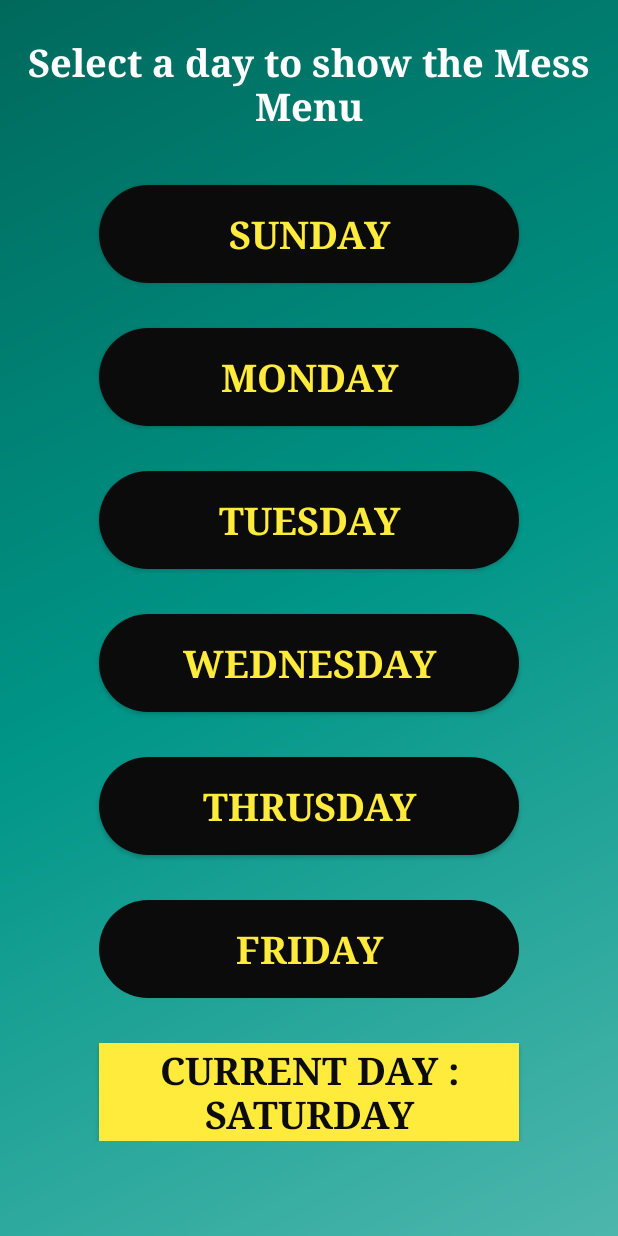
After one commit to LambdaIITH/IITH-Dashboard-Android, an Android app: the MessMenuDatePicker screen opened directly, with no data from a screen before it, on a phone screen of 412 x 824 dp. The commit adds this screen. Run offline under Robolectric (Android 15) with nearby library versions, the phone set to English and light mode, and no system bars.

Commit message:
Mess Menu Fragment Created

```diff
--- /dev/null
+++ b/app/src/main/java/com/lambda/iith/dashboard/MessMenuDatePicker.java
@@ -0,0 +1,55 @@
+package com.lambda.iith.dashboard;
+
+import android.graphics.Color;
+import android.media.MediaPlayer;
+import android.os.Build;
+import android.os.Bundle;
+import android.support.annotation.RequiresApi;
+import android.support.v7.app.AppCompatActivity;
+import android.view.View;
+import android.widget.Button;
+
+import java.util.Calendar;
+
+public class MessMenuDatePicker extends AppCompatActivity {
+
+    @RequiresApi(api = Build.VERSION_CODES.O)
+    @Override
+    protected void onCreate(Bundle savedInstanceState) {
+        super.onCreate(savedInstanceState);
+        setContentView(R.layout.activity_mess_menu_date_picker);
+        Button[]bt = new Button[7];
+         bt[0] = (Button)findViewById(R.id.Button_Sunday);
+         bt[1] = (Button)findViewById(R.id.Button_Monday);
+         bt[2] = (Button)findViewById(R.id.Button_Tuesday);
+         bt[3] = (Button)findViewById(R.id.Button_Wednesday);
+         bt[4] = (Button)findViewById(R.id.Button_Thrusday);
+         bt[5] = (Button)findViewById(R.id.Button_Friday);
+         bt[6] = (Button)findViewById(R.id.Button_Saturday);
+
+
+        final MediaPlayer sound = MediaPlayer.create(this,R.raw.buttonclick);
+       for(int i=0;i<7;i++){
+           bt[i].setOnClickListener(new View.OnClickListener() {
+               @Override
+               public void onClick(View v) {
+
+                   sound.start();
+
+
+               }
+
+           });
+       }
+        String daysArray[] = {"Sunday","Monday","Tuesday", "Wednesday","Thursday","Friday", "Saturday"};
+
+        Calendar calendar = Calendar.getInstance();
+        int day = calendar.get(Calendar.DAY_OF_WEEK);
+        int textColor = Color.parseColor("#0C0B0B");
+        int backgroundColor = Color.parseColor("#FFEB3B");
+        bt[day-1].setText("Current Day : "+daysArray[day-1]);
+        bt[day-1].setTextColor(textColor);
+        bt[day-1].setBackgroundColor(backgroundColor);
+    }
+
+}
--- /dev/null
+++ b/app/src/main/res/drawable/rounded_button.xml
@@ -0,0 +1,6 @@
+<?xml version="1.0" encoding="utf-8"?>
+<shape xmlns:android="http://schemas.android.com/apk/res/android"
+   android:shape="rectangle">
+    <solid android:color="#FFEB3B"/>
+    <corners android:radius="150dp"/>
+</shape>
--- /dev/null
+++ b/app/src/main/res/drawable/rounded_button2.xml
@@ -0,0 +1,6 @@
+<?xml version="1.0" encoding="utf-8"?>
+<shape xmlns:android="http://schemas.android.com/apk/res/android"
+    android:shape="rectangle">
+    <solid android:color="#0C0B0B"/>
+    <corners android:radius="150dp"/>
+</shape>
--- a/app/src/main/res/drawable/side_nav_bar.xml
+++ b/app/src/main/res/drawable/side_nav_bar.xml
@@ -2,8 +2,8 @@
     android:shape="rectangle">
     <gradient
         android:angle="135"
-        android:centerColor="#263238"
-        android:endColor="#000000"
-        android:startColor="#37474F"
+        android:centerColor="#009688"
+        android:endColor="#00695C"
+        android:startColor="#4DB6AC"
         android:type="linear" />
 </shape>
--- /dev/null
+++ b/app/src/main/res/layout/activity_mess_menu_date_picker.xml
@@ -0,0 +1,132 @@
+<?xml version="1.0" encoding="utf-8"?>
+<ScrollView xmlns:android="http://schemas.android.com/apk/res/android"
+    xmlns:app="http://schemas.android.com/apk/res-auto"
+    xmlns:tools="http://schemas.android.com/tools"
+    android:layout_width="fill_parent"
+    android:layout_height="fill_parent"
+    tools:context=".MessMenuDatePicker"
+    android:background="@drawable/side_nav_bar">
+    <RelativeLayout
+        android:layout_width="match_parent"
+        android:layout_height="match_parent">
+    <TextView
+        android:id="@+id/textView"
+        style="@android:style/Widget.TextView"
+        android:layout_width="match_parent"
+        android:layout_height="wrap_content"
+        android:layout_marginTop="24dp"
+        android:fontFamily="serif"
+        android:freezesText="true"
+        android:gravity="center"
+        android:soundEffectsEnabled="true"
+        android:text="Select a day to show the Mess Menu"
+        android:textAppearance="@style/TextAppearance.AppCompat.Display2"
+        android:textColor="#ffffff"
+        android:textSize="25sp"
+        android:textStyle="normal|bold"
+
+        app:layout_constraintTop_toTopOf="parent"
+        tools:layout_editor_absoluteX="16dp" />
+
+        <Button
+            android:id="@+id/Button_Sunday"
+            android:layout_width="280dp"
+            android:layout_height="65dp"
+            android:layout_below="@id/textView"
+            android:layout_marginTop="35dp"
+            android:background="@drawable/rounded_button2"
+            android:fontFamily="serif"
+            android:layout_centerHorizontal="true"
+            android:text="Sunday"
+            android:textColor="#FFEB3B"
+            android:textSize="25dp"
+            android:textStyle="bold" />
+
+        <Button
+            android:text="Monday"
+            android:textColor="#FFEB3B"
+            android:textSize="25dp"
+            android:fontFamily="serif"
+            android:textStyle="bold"
+            android:id="@+id/Button_Monday"
+            android:layout_width="280dp"
+            android:layout_centerHorizontal="true"
+            android:layout_height="65dp"
+            android:layout_below="@id/Button_Sunday"
+            android:layout_marginTop="30dp"
+            android:background="@drawable/rounded_button2" />
+
+        <Button
+            android:text="Tuesday"
+            android:textColor="#FFEB3B"
+            android:textSize="25dp"
+            android:fontFamily="serif"
+            android:textStyle="bold"
+            android:layout_centerHorizontal="true"
+            android:id="@+id/Button_Tuesday"
+            android:layout_width="280dp"
+            android:layout_height="65dp"
+            android:layout_below="@id/Button_Monday"
+            android:layout_marginTop="30dp"
+            android:background="@drawable/rounded_button2" />
+
+        <Button
+            android:text="Wednesday"
+            android:textColor="#FFEB3B"
+            android:textSize="25dp"
+            android:layout_centerHorizontal="true"
+            android:fontFamily="serif"
+            android:textStyle="bold"
+            android:id="@+id/Button_Wednesday"
+            android:layout_width="280dp"
+            android:layout_height="65dp"
+            android:layout_below="@id/Button_Tuesday"
+            android:layout_marginTop="30dp"
+            android:background="@drawable/rounded_button2" />
+
+        <Button
+            android:text="Thrusday"
+            android:textColor="#FFEB3B"
+            android:layout_centerHorizontal="true"
+            android:textSize="25dp"
+            android:fontFamily="serif"
+            android:textStyle="bold"
+            android:id="@+id/Button_Thrusday"
+            android:layout_width="280dp"
+            android:layout_height="65dp"
+            android:layout_below="@id/Button_Wednesday"
+            android:layout_marginTop="30dp"
+            android:background="@drawable/rounded_button2" />
+
+        <Button
+            android:text="Friday"
+            android:textColor="#FFEB3B"
+            android:textSize="25dp"
+            android:layout_centerHorizontal="true"
+            android:fontFamily="serif"
+            android:textStyle="bold"
+            android:id="@+id/Button_Friday"
+            android:layout_width="280dp"
+            android:layout_height="65dp"
+            android:layout_below="@id/Button_Thrusday"
+            android:layout_marginTop="30dp"
+            android:background="@drawable/rounded_button2" />
+
+        <Button
+            android:text="Saturday"
+            android:layout_centerHorizontal="true"
+            android:textColor="#FFEB3B"
+            android:textSize="25dp"
+            android:fontFamily="serif"
+            android:textStyle="bold"
+            android:id="@+id/Button_Saturday"
+            android:layout_width="280dp"
+            android:layout_height="65dp"
+            android:layout_below="@id/Button_Friday"
+            android:layout_marginTop="30dp"
+            android:background="@drawable/rounded_button2" />
+
+    </RelativeLayout>
+
+
+</ScrollView>
--- a/app/src/main/res/layout/content_main.xml
+++ b/app/src/main/res/layout/content_main.xml
@@ -6,4 +6,5 @@
     android:layout_height="match_parent"
     app:layout_behavior="@string/appbar_scrolling_view_behavior"
     tools:context=".MainActivity"
-    tools:showIn="@layout/app_bar_main"/>
+    tools:showIn="@layout/app_bar_main"
+    android:id="@+id/screen_area"/>
--- a/app/src/main/res/values-v21/styles.xml
+++ b/app/src/main/res/values-v21/styles.xml
@@ -3,6 +3,6 @@
     <style name="AppTheme.NoActionBar">
         <item name="windowActionBar">false</item>
         <item name="windowNoTitle">true</item>
-        <item name="android:statusBarColor">@android:color/transparent</item>
+        <item name="android:statusBarColor">@color/colorPrimary</item>
     </style>
 </resources>
--- a/app/src/main/res/values/colors.xml
+++ b/app/src/main/res/values/colors.xml
@@ -1,6 +1,6 @@
 <?xml version="1.0" encoding="utf-8"?>
 <resources>
-    <color name="colorPrimary">#212121</color>
-    <color name="colorPrimaryDark">#000000</color>
-    <color name="colorAccent">#000000</color>
+    <color name="colorPrimary">#00574B</color>
+    <color name="colorPrimaryDark">#EBF6F4</color>
+    <color name="colorAccent">#D81BB2</color>
 </resources>
--- a/app/src/main/res/values/styles.xml
+++ b/app/src/main/res/values/styles.xml
@@ -4,13 +4,14 @@
     <style name="AppTheme" parent="Theme.AppCompat.Light.DarkActionBar">
         <!-- Customize your theme here. -->
         <item name="colorPrimary">@color/colorPrimary</item>
-        <item name="colorPrimaryDark">@color/colorPrimaryDark</item>
+        <item name="colorPrimaryDark">@color/colorPrimary</item>
         <item name="colorAccent">@color/colorAccent</item>
     </style>
 
-    <style name="AppTheme.NoActionBar">
-        <item name="windowActionBar">false</item>
-        <item name="windowNoTitle">true</item>
+    <style name="AppTheme.NoActionBar" parent="Theme.AppCompat.Light.DarkActionBar">
+        <item name="colorPrimary">@color/colorPrimary</item>
+        <item name="colorPrimaryDark">@color/colorPrimary</item>
+        <item name="colorAccent">@color/colorAccent</item>
     </style>
 
     <style name="AppTheme.AppBarOverlay" parent="ThemeOverlay.AppCompat.Dark.ActionBar" />
```
Also changed, not shown: app/src/main/AndroidManifest.xml (+3 -5 lines), app/src/main/java/com/lambda/iith/dashboard/MainActivity.java (+11 -3 lines), app/src/main/java/com/lambda/iith/dashboard/MessMenu.java (added, +61 -0 lines), app/src/main/res/layout/mess_menu.xml (added, +78 -0 lines), app/build.gradle (line endings or trailing spaces), 2 other files.
